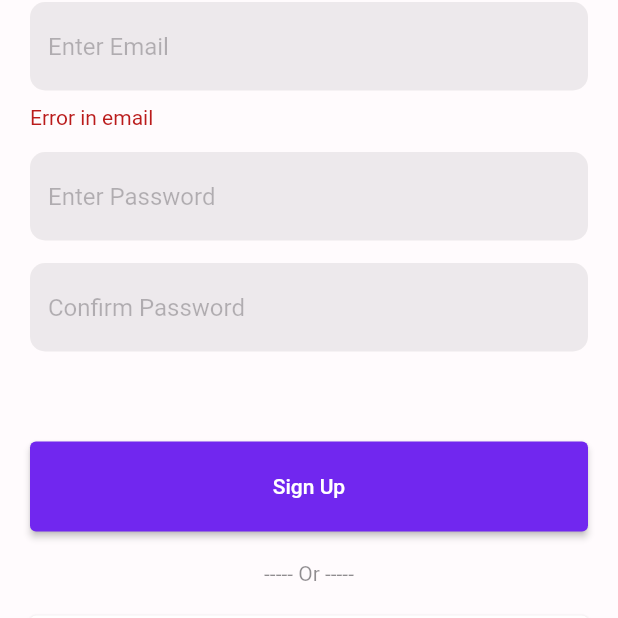
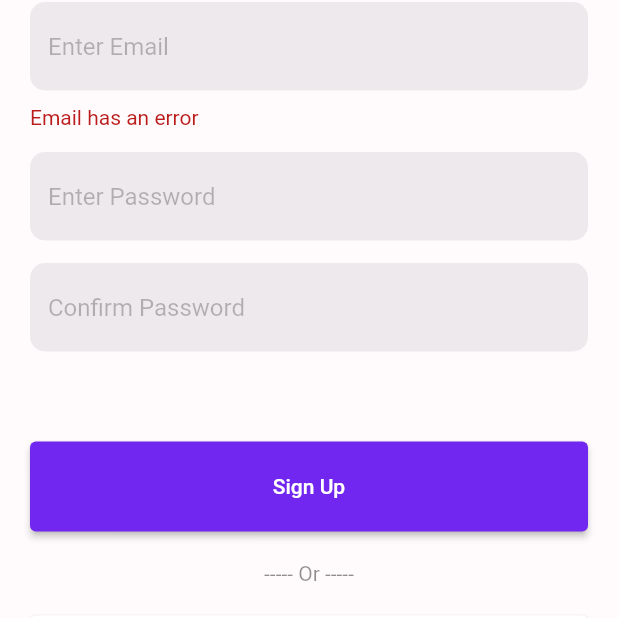
Before and after one commit to abhishekdewan101/Catalog, a Flutter app: the SignUpScreen screen opened by its route, after a tap on "Sign Up", on a phone screen of 412 x 824 dp, the part 427-1045 px from its top. Run offline on Flutter 3.47's test engine with Material 2 defaults, Android fonts, the light colour scheme and no system bars; our stand-ins replace firebase_auth, firebase_core, flutter_riverpod, flutter_svg, go_router, google_fonts and 1 more; accounts and stored records are empty.

Commit message:
Moving all the text field with errors to use the common widget. Next step is testing.

```diff
--- a/analysis_options.yaml
+++ b/analysis_options.yaml
@@ -1,29 +1,8 @@
-# This file configures the analyzer, which statically analyzes Dart code to
-# check for errors, warnings, and lints.
-#
-# The issues identified by the analyzer are surfaced in the UI of Dart-enabled
-# IDEs (https://dart.dev/tools#ides-and-editors). The analyzer can also be
-# invoked from the command line by running `flutter analyze`.
-
-# The following line activates a set of recommended lints for Flutter apps,
-# packages, and plugins designed to encourage good coding practices.
 include: package:flutter_lints/flutter.yaml
 
 linter:
-  # The lint rules applied to this project can be customized in the
-  # section below to disable rules from the `package:flutter_lints/flutter.yaml`
-  # included above or to enable additional rules. A list of all available lints
-  # and their documentation is published at
-  # https://dart-lang.github.io/linter/lints/index.html.
-  #
-  # Instead of disabling a lint rule for the entire project in the
-  # section below, it can also be suppressed for a single line of code
-  # or a specific dart file by using the `// ignore: name_of_lint` and
-  # `// ignore_for_file: name_of_lint` syntax on the line or in the file
-  # producing the lint.
   rules:
-    # avoid_print: false  # Uncomment to disable the `avoid_print` rule
-    # prefer_single_quotes: true  # Uncomment to enable the `prefer_single_quotes` rule
 
-# Additional information about this file can be found at
-# https://dart.dev/guides/language/analysis-options
+analyzer:
+  errors:
+    todo: ignore
--- a/lib/screens/sign_in/sign_in_screen.dart
+++ b/lib/screens/sign_in/sign_in_screen.dart
@@ -83,22 +83,24 @@ class SignInScreen extends ConsumerWidget {
                     hintStyle: TextStyle(
                       color: theme.colorScheme.onBackground.withAlpha(75),
                     ),
+                    obsurceText: false,
                   ),
                 ),
                 Padding(
                   padding:
                       const EdgeInsets.only(top: 15.0, right: 20.0, left: 20.0),
                   child: TextFieldWithError(
-                    textEditingController: emailTextFieldController,
+                    textEditingController: passwordTextFieldController,
                     errorText: "Check you credentials",
                     textStyle: TextStyle(color: theme.colorScheme.onBackground),
                     errorStyle: TextStyle(color: theme.colorScheme.error),
                     showError: (snapshot.hasData &&
                         snapshot.data == SignInViewState.SIGN_IN_ERROR),
-                    hintText: "Enter Email",
+                    hintText: "Enter Password",
                     hintStyle: TextStyle(
                       color: theme.colorScheme.onBackground.withAlpha(75),
                     ),
+                    obsurceText: true,
                   ),
                 ),
                 (snapshot.hasData &&
--- a/lib/screens/sign_up/sign_up_screen.dart
+++ b/lib/screens/sign_up/sign_up_screen.dart
@@ -9,6 +9,7 @@ import 'package:mind_palace/providers/view_model_providers.dart';
 import 'package:mind_palace/screens/sign_up/sign_up_view_model.dart';
 
 import '../../utils/navigation/routes.dart';
+import '../../widgets/text_field_with_error.dart';
 
 class SignUpScreen extends ConsumerWidget {
   SignUpScreen({Key? key}) : super(key: key);
@@ -58,117 +59,54 @@ class SignUpScreen extends ConsumerWidget {
                 Padding(
                   padding:
                       const EdgeInsets.only(top: 40.0, right: 20.0, left: 20.0),
-                  child: Column(
-                    crossAxisAlignment: CrossAxisAlignment.start,
-                    children: [
-                      TextField(
-                        controller: emailTextFieldController,
-                        style: TextStyle(color: theme.colorScheme.onBackground),
-                        decoration: InputDecoration(
-                          filled: true,
-                          fillColor:
-                              theme.colorScheme.onBackground.withAlpha(20),
-                          border: OutlineInputBorder(
-                            borderSide: BorderSide.none,
-                            borderRadius: BorderRadius.circular(10),
-                          ),
+                  child: TextFieldWithError(
+                    textEditingController: emailTextFieldController,
+                    errorText: "Email has an error",
+                    textStyle: TextStyle(color: theme.colorScheme.onBackground),
+                    errorStyle: TextStyle(color: theme.colorScheme.error),
+                    showError: (snapshot.hasData &&
+                        snapshot.data == SignUpViewState.EMAIL_ERROR),
                     hintText: "Enter Email",
                     hintStyle: TextStyle(
                       color: theme.colorScheme.onBackground.withAlpha(75),
                     ),
-                        ),
-                      ),
-                      (snapshot.hasData &&
-                              snapshot.data == SignUpViewState.EMAIL_ERROR)
-                          ? Padding(
-                              padding: const EdgeInsets.only(top: 10.0),
-                              child: Text(
-                                "Error in email",
-                                style:
-                                    TextStyle(color: theme.colorScheme.error),
-                              ),
-                            )
-                          : Container()
-                    ],
+                    obsurceText: false,
                   ),
                 ),
                 Padding(
                   padding:
                       const EdgeInsets.only(top: 15.0, right: 20.0, left: 20.0),
-                  child: Column(
-                    crossAxisAlignment: CrossAxisAlignment.start,
-                    children: [
-                      TextField(
-                        controller: passwordTextFieldController,
-                        obscureText: true,
-                        obscuringCharacter: "*",
-                        style: TextStyle(color: theme.colorScheme.onBackground),
-                        decoration: InputDecoration(
-                          filled: true,
-                          fillColor:
-                              theme.colorScheme.onBackground.withAlpha(20),
-                          border: OutlineInputBorder(
-                            borderSide: BorderSide.none,
-                            borderRadius: BorderRadius.circular(10),
-                          ),
+                  child: TextFieldWithError(
+                    textEditingController: passwordTextFieldController,
+                    errorText: "Password has an error",
+                    textStyle: TextStyle(color: theme.colorScheme.onBackground),
+                    errorStyle: TextStyle(color: theme.colorScheme.error),
+                    showError: (snapshot.hasData &&
+                        snapshot.data == SignUpViewState.PASSWORD_ERROR),
                     hintText: "Enter Password",
                     hintStyle: TextStyle(
                       color: theme.colorScheme.onBackground.withAlpha(75),
                     ),
-                        ),
-                      ),
-                      (snapshot.hasData &&
-                              snapshot.data == SignUpViewState.PASSWORD_ERROR)
-                          ? Padding(
-                              padding: const EdgeInsets.only(top: 10.0),
-                              child: Text(
-                                "Error in password",
-                                style:
-                                    TextStyle(color: theme.colorScheme.error),
-                              ),
-                            )
-                          : Container()
-                    ],
+                    obsurceText: true,
                   ),
                 ),
                 Padding(
                   padding:
                       const EdgeInsets.only(top: 15.0, right: 20.0, left: 20.0),
-                  child: Column(
-                    crossAxisAlignment: CrossAxisAlignment.start,
-                    children: [
-                      TextField(
-                        controller: passwordConfirmationTextFieldController,
-                        obscureText: true,
-                        obscuringCharacter: "*",
-                        style: TextStyle(color: theme.colorScheme.onBackground),
-                        decoration: InputDecoration(
-                          filled: true,
-                          fillColor:
-                              theme.colorScheme.onBackground.withAlpha(20),
-                          border: OutlineInputBorder(
-                            borderSide: BorderSide.none,
-                            borderRadius: BorderRadius.circular(10),
-                          ),
+                  child: TextFieldWithError(
+                    textEditingController:
+                        passwordConfirmationTextFieldController,
+                    errorText: "Passwords do not match",
+                    textStyle: TextStyle(color: theme.colorScheme.onBackground),
+                    errorStyle: TextStyle(color: theme.colorScheme.error),
+                    showError: (snapshot.hasData &&
+                        snapshot.data ==
+                            SignUpViewState.PASSWORD_DOESNT_MATCH_ERROR),
                     hintText: "Confirm Password",
                     hintStyle: TextStyle(
                       color: theme.colorScheme.onBackground.withAlpha(75),
                     ),
-                        ),
-                      ),
-                      (snapshot.hasData &&
-                              snapshot.data ==
-                                  SignUpViewState.PASSWORD_DOESNT_MATCH_ERROR)
-                          ? Padding(
-                              padding: const EdgeInsets.only(top: 10.0),
-                              child: Text(
-                                "Passwords do not match",
-                                style:
-                                    TextStyle(color: theme.colorScheme.error),
-                              ),
-                            )
-                          : Container()
-                    ],
+                    obsurceText: true,
                   ),
                 ),
                 (snapshot.hasData &&
--- a/lib/screens/sign_up/sign_up_view_model.dart
+++ b/lib/screens/sign_up/sign_up_view_model.dart
@@ -40,6 +40,7 @@ class SignUpViewModelImpl implements SignUpViewModel {
             (value) => {_viewState.value = SignUpViewState.SIGN_UP_SUCCESSFUL})
         .catchError(
           (error, stackTrace) => {
+            //TODO: Perhaps better handling of different errors to provide better error message.
             if (error.toString().contains('password'))
               _viewState.value = SignUpViewState.PASSWORD_ERROR
             else
--- a/lib/widgets/text_field_with_error.dart
+++ b/lib/widgets/text_field_with_error.dart
@@ -8,6 +8,7 @@ class TextFieldWithError extends StatelessWidget {
   late TextStyle hintStyle;
   late String hintText;
   late bool showError;
+  late bool obsurceText;
 
   TextFieldWithError({
     Key? key,
@@ -18,6 +19,7 @@ class TextFieldWithError extends StatelessWidget {
     required this.showError,
     required this.hintText,
     required this.hintStyle,
+    required this.obsurceText,
   }) : super(key: key);
 
   @override
@@ -27,6 +29,7 @@ class TextFieldWithError extends StatelessWidget {
       crossAxisAlignment: CrossAxisAlignment.start,
       children: [
         TextField(
+          obscureText: obsurceText,
           controller: textEditingController,
           style: textStyle,
           decoration: InputDecoration(
```
Lines whose indentation alone changed are shown as unchanged.
